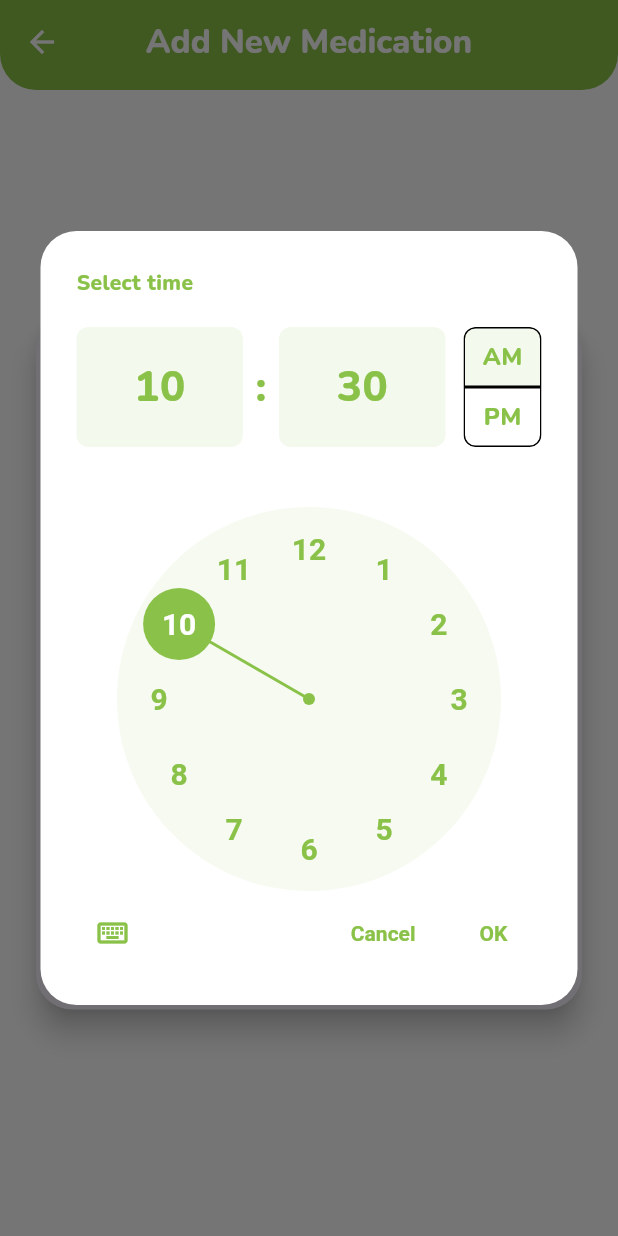
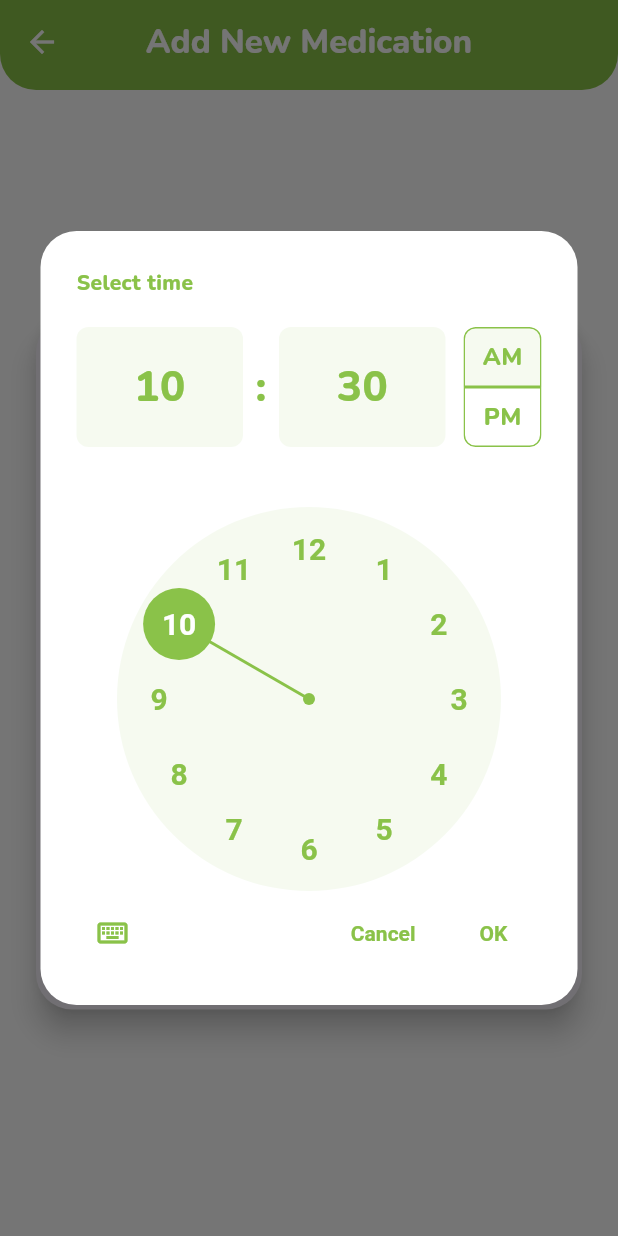
Before and after one commit to MrHasak99/DawaTime, a Flutter app: the AddMedications screen opened directly with empty values, after a tap on "Pick Notification Time", on a phone screen of 412 x 824 dp. Run offline on Flutter 3.47's test engine with Material 3 defaults, Android fonts, the phone set to English and light mode, and no system bars; our stand-ins replace cloud_firestore, firebase_auth, firebase_core, flutter_local_notifications, flutter_timezone, package_info_plus and 3 more; missing offline and left inert: android_intent_plus, background_fetch; accounts and stored records are empty.

Commit message:
feat: update time picker theme for improved dark mode support and UI consistency

```diff
--- a/lib/add_medications.dart
+++ b/lib/add_medications.dart
@@ -159,45 +159,53 @@ class _AddMedicationsState extends State<AddMedications> {
                         ),
                         trailing: Icon(Icons.access_time),
                         onTap: () async {
+                          final isDark =
+                              Theme.of(context).brightness == Brightness.dark;
                           final picked = await showTimePicker(
                             context: context,
                             initialTime: _selectedTime ?? TimeOfDay.now(),
                             builder: (context, child) {
+                              final primaryColor = const Color(0xFF8AC249);
+                              final surfaceColor =
+                                  isDark
+                                      ? const Color(0xFF222222)
+                                      : Colors.white;
+                              final onSurfaceColor =
+                                  isDark ? Colors.white : primaryColor;
+                              final hourMinuteBg =
+                                  isDark
+                                      ? primaryColor.withValues(alpha: 0.15)
+                                      : primaryColor.withValues(alpha: 0.08);
+
                               return Theme(
                                 data: Theme.of(context).copyWith(
                                   timePickerTheme: TimePickerThemeData(
-                                    backgroundColor: Colors.white,
-                                    hourMinuteTextColor: Color(0xFF8AC249),
-                                    hourMinuteColor: Color(
-                                      0xFF8AC249,
-                                    ).withValues(alpha: 0.1),
-                                    dayPeriodTextColor: Color(0xFF8AC249),
-                                    dayPeriodColor: Color(
-                                      0xFF8AC249,
-                                    ).withValues(alpha: 0.1),
-                                    dialHandColor: Color(0xFF8AC249),
-                                    dialBackgroundColor: Color(
-                                      0xFF8AC249,
-                                    ).withValues(alpha: 0.08),
-                                    entryModeIconColor: Color(0xFF8AC249),
-                                    helpTextStyle: const TextStyle(
-                                      color: Color(0xFF8AC249),
+                                    backgroundColor: surfaceColor,
+                                    hourMinuteTextColor: primaryColor,
+                                    hourMinuteColor: hourMinuteBg,
+                                    dayPeriodTextColor: primaryColor,
+                                    dayPeriodColor: hourMinuteBg,
+                                    dialHandColor: primaryColor,
+                                    dialBackgroundColor: hourMinuteBg,
+                                    entryModeIconColor: primaryColor,
+                                    helpTextStyle: TextStyle(
+                                      color: primaryColor,
                                       fontWeight: FontWeight.bold,
                                     ),
-                                    hourMinuteTextStyle: const TextStyle(
+                                    hourMinuteTextStyle: TextStyle(
                                       fontWeight: FontWeight.bold,
                                       fontSize: 28,
-                                      color: Color(0xFF8AC249),
+                                      color: primaryColor,
                                     ),
-                                    dayPeriodTextStyle: const TextStyle(
+                                    dayPeriodTextStyle: TextStyle(
                                       fontWeight: FontWeight.bold,
                                       fontSize: 16,
-                                      color: Color(0xFF8AC249),
+                                      color: primaryColor,
                                     ),
-                                    dialTextStyle: const TextStyle(
+                                    dialTextStyle: TextStyle(
                                       fontWeight: FontWeight.bold,
                                       fontSize: 20,
-                                      color: Color(0xFF8AC249),
+                                      color: primaryColor,
                                     ),
                                     shape: RoundedRectangleBorder(
                                       borderRadius: BorderRadius.circular(24),
@@ -205,17 +213,26 @@ class _AddMedicationsState extends State<AddMedications> {
                                   ),
                                   textButtonTheme: TextButtonThemeData(
                                     style: TextButton.styleFrom(
-                                      foregroundColor: Color(0xFF8AC249),
+                                      foregroundColor: primaryColor,
                                       textStyle: const TextStyle(
                                         fontWeight: FontWeight.bold,
                                       ),
                                     ),
                                   ),
-                                  colorScheme: ColorScheme.light(
-                                    primary: Color(0xFF8AC249),
+                                  colorScheme: ColorScheme(
+                                    brightness:
+                                        isDark
+                                            ? Brightness.dark
+                                            : Brightness.light,
+                                    primary: primaryColor,
                                     onPrimary: Colors.white,
-                                    surface: Colors.white,
-                                    onSurface: Color(0xFF8AC249),
+                                    secondary: primaryColor,
+                                    onSecondary: Colors.white,
+                                    error: Colors.red,
+                                    onError: Colors.white,
+
+                                    surface: surfaceColor,
+                                    onSurface: onSurfaceColor,
                                   ),
                                 ),
                                 child: child!,
```
Also changed, not shown: lib/home_page.dart (+63 -50 lines).
